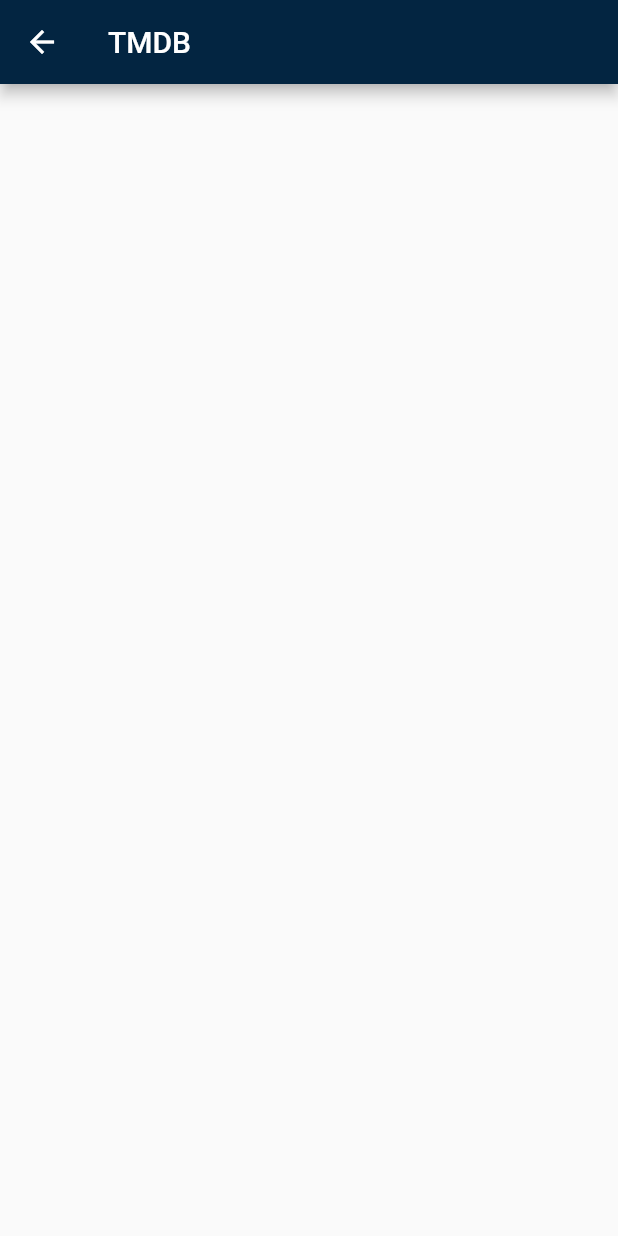
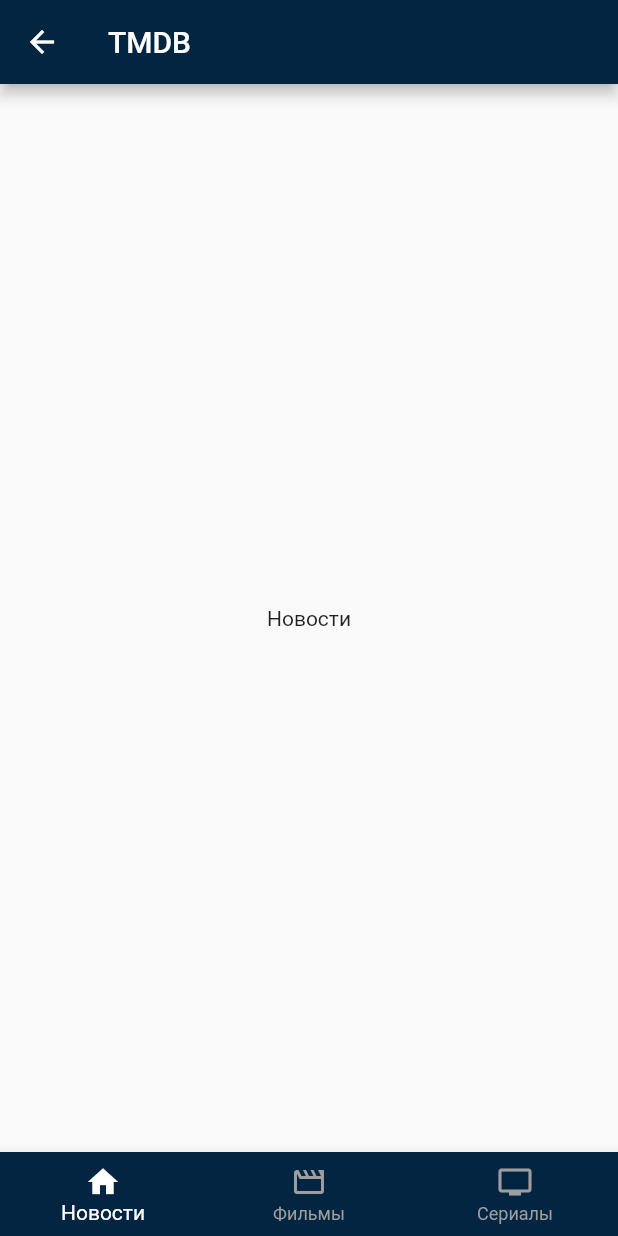
Before and after one commit to levtrilev/themoviedb_app, a Flutter app: the MainScreenWidget screen opened by its route, on a phone screen of 412 x 824 dp. Run offline on Flutter 3.47's test engine with Material 2 defaults, Android fonts, the phone set to English and light mode, and no system bars.

Commit message:
tabs on main screen added

```diff
--- /dev/null
+++ b/lib/Theme/app_colors.dart
@@ -0,0 +1,5 @@
+import 'package:flutter/material.dart';
+
+abstract class AppColors {
+  static const mainDarkBlue = Color.fromRGBO(3, 37, 65, 1);
+}
--- a/lib/widgets/main_screen/main_screen_widget.dart
+++ b/lib/widgets/main_screen/main_screen_widget.dart
@@ -8,6 +8,20 @@ class MainScreenWidget extends StatefulWidget {
 }
 
 class _MainScreenWidgetState extends State<MainScreenWidget> {
+  int _selectedTab = 0;
+  List<Widget> tabWidgets = [
+    Text('Новости'),
+    Text('Фильмы'),
+    Text('Сериалы'),
+  ];
+
+  void onSelectTab(int index) {
+    if (_selectedTab == index) return;
+    setState(() {
+      _selectedTab = index;
+    });
+  }
+
   @override
   Widget build(BuildContext context) {
     return Scaffold(
@@ -16,6 +30,33 @@ class _MainScreenWidgetState extends State<MainScreenWidget> {
           'TMDB',
         ),
       ),
+      body: Center(
+        child: tabWidgets[_selectedTab],
+      ),
+      bottomNavigationBar: BottomNavigationBar(
+        currentIndex: _selectedTab,
+        onTap: onSelectTab,
+        items: [
+          BottomNavigationBarItem(
+            icon: Icon(
+              Icons.home,
+            ),
+            label: 'Новости',
+          ),
+          BottomNavigationBarItem(
+            icon: Icon(
+              Icons.movie_creation_outlined,
+            ),
+            label: 'Фильмы',
+          ),
+          BottomNavigationBarItem(
+            icon: Icon(
+              Icons.tv,
+            ),
+            label: 'Сериалы',
+          ),
+        ],
+      ),
     );
   }
 }
```
Also changed, not shown: lib/Theme/app_button_style.dart (added, +10 -0 lines), lib/main.dart (+8 -4 lines).
